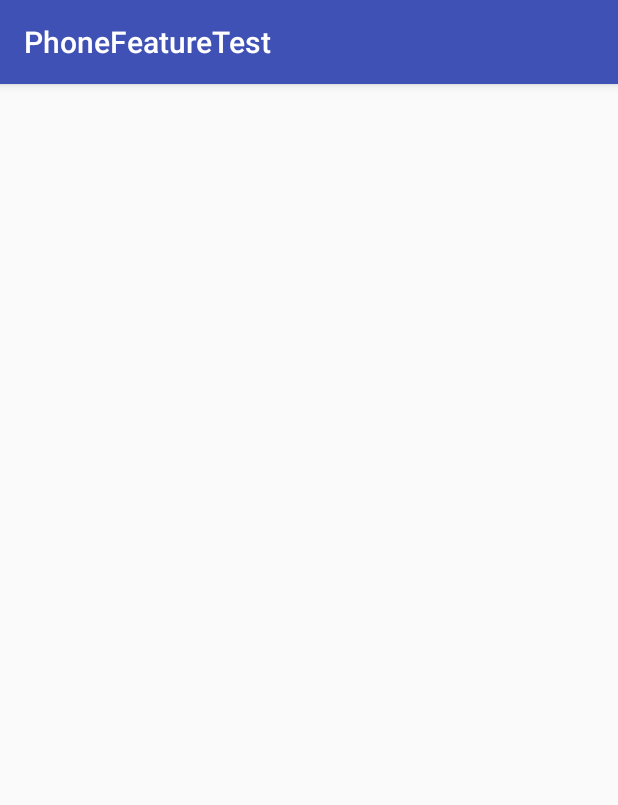
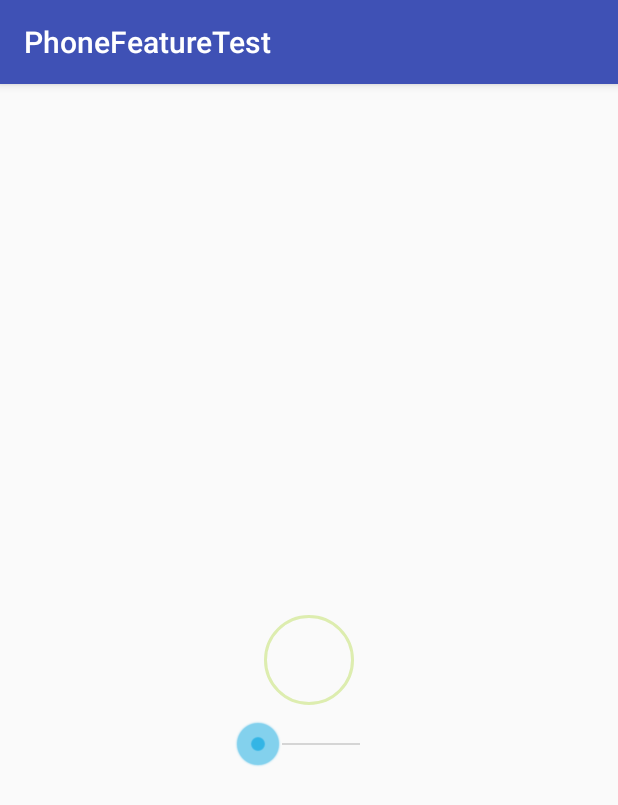
Before and after one commit to SummerRock/PhoneFeatureTest, an Android app: the ProgressBarTestActivity screen opened directly, with no data from a screen before it, on a phone screen of 412 x 824 dp. Shown: the top 805 px of the screen. Run offline under Robolectric (Android 15) with nearby library versions, the phone set to English and light mode, and no system bars.

Commit message:
add CircleProgressBar

```diff
--- a/app/src/main/java/com/example/yanxia/phonefeaturetest/testactivity/ProgressBarTestActivity.java
+++ b/app/src/main/java/com/example/yanxia/phonefeaturetest/testactivity/ProgressBarTestActivity.java
@@ -2,14 +2,39 @@ package com.example.yanxia.phonefeaturetest.testactivity;
 
 import android.support.v7.app.AppCompatActivity;
 import android.os.Bundle;
+import android.widget.SeekBar;
 
 import com.example.yanxia.phonefeaturetest.R;
+import com.example.yanxia.phonefeaturetest.widget.CircleProgressBar;
 
+/**
+ * @author yanxia-Mac
+ */
 public class ProgressBarTestActivity extends AppCompatActivity {
 
     @Override
     protected void onCreate(Bundle savedInstanceState) {
         super.onCreate(savedInstanceState);
         setContentView(R.layout.activity_progress_bar_test);
+
+        final CircleProgressBar circleProgressBar = findViewById(R.id.custom_progress_bar);
+
+        SeekBar seekBar = findViewById(R.id.test_seek_bar);
+        seekBar.setOnSeekBarChangeListener(new SeekBar.OnSeekBarChangeListener() {
+            @Override
+            public void onProgressChanged(SeekBar seekBar, int i, boolean b) {
+                circleProgressBar.setProgress(i);
+            }
+
+            @Override
+            public void onStartTrackingTouch(SeekBar seekBar) {
+
+            }
+
+            @Override
+            public void onStopTrackingTouch(SeekBar seekBar) {
+
+            }
+        });
     }
 }
--- /dev/null
+++ b/app/src/main/java/com/example/yanxia/phonefeaturetest/widget/CircleProgressBar.java
@@ -0,0 +1,209 @@
+/*
+ * Copyright (C) 2015 Pedramrn@gmail.com
+ *
+ *    Licensed under the Apache License, Version 2.0 (the "License");
+ *    you may not use this file except in compliance with the License.
+ *    You may obtain a copy of the License at
+ *
+ *        http://www.apache.org/licenses/LICENSE-2.0
+ *
+ *    Unless required by applicable law or agreed to in writing, software
+ *    distributed under the License is distributed on an "AS IS" BASIS,
+ *    WITHOUT WARRANTIES OR CONDITIONS OF ANY KIND, either express or implied.
+ *    See the License for the specific language governing permissions and
+ *    limitations under the License.
+ */
+
+package com.example.yanxia.phonefeaturetest.widget;
+
+import android.animation.ObjectAnimator;
+import android.content.Context;
+import android.content.res.TypedArray;
+import android.graphics.Canvas;
+import android.graphics.Color;
+import android.graphics.Paint;
+import android.graphics.RectF;
+import android.util.AttributeSet;
+import android.view.View;
+import android.view.animation.DecelerateInterpolator;
+
+import com.example.yanxia.phonefeaturetest.R;
+
+/**
+ * A subclass of {@link View} class for creating a custom circular progressBar
+ * <p>
+ *
+ * @author Pedram
+ * @date 2015-01-06
+ */
+public class CircleProgressBar extends View {
+
+    /**
+     * ProgressBar's line thickness
+     */
+    private float strokeWidth = 4;
+    private float progress = 0;
+    private int min = 0;
+    private int max = 100;
+    /**
+     * Start the progress at 12 o'clock
+     */
+    private int startAngle = -90;
+    private int color = Color.DKGRAY;
+    private RectF rectF;
+    private Paint backgroundPaint;
+    private Paint foregroundPaint;
+
+    public float getStrokeWidth() {
+        return strokeWidth;
+    }
+
+    public void setStrokeWidth(float strokeWidth) {
+        this.strokeWidth = strokeWidth;
+        backgroundPaint.setStrokeWidth(strokeWidth);
+        foregroundPaint.setStrokeWidth(strokeWidth);
+        invalidate();
+        requestLayout();//Because it should recalculate its bounds
+    }
+
+    public float getProgress() {
+        return progress;
+    }
+
+    public void setProgress(float progress) {
+        this.progress = progress;
+        invalidate();
+    }
+
+    public int getMin() {
+        return min;
+    }
+
+    public void setMin(int min) {
+        this.min = min;
+        invalidate();
+    }
+
+    public int getMax() {
+        return max;
+    }
+
+    public void setMax(int max) {
+        this.max = max;
+        invalidate();
+    }
+
+    public int getColor() {
+        return color;
+    }
+
+    public void setColor(int color) {
+        this.color = color;
+        backgroundPaint.setColor(adjustAlpha(color, 0.3f));
+        foregroundPaint.setColor(color);
+        invalidate();
+        requestLayout();
+    }
+
+    public CircleProgressBar(Context context, AttributeSet attrs) {
+        super(context, attrs);
+        init(context, attrs);
+    }
+
+    private void init(Context context, AttributeSet attrs) {
+        rectF = new RectF();
+        TypedArray typedArray = context.getTheme().obtainStyledAttributes(
+                attrs,
+                R.styleable.CircleProgressBar,
+                0, 0);
+        //Reading values from the XML layout
+        try {
+            strokeWidth = typedArray.getDimension(R.styleable.CircleProgressBar_progressBarThickness, strokeWidth);
+            progress = typedArray.getFloat(R.styleable.CircleProgressBar_progress, progress);
+            color = typedArray.getInt(R.styleable.CircleProgressBar_progressbarColor, color);
+            min = typedArray.getInt(R.styleable.CircleProgressBar_min, min);
+            max = typedArray.getInt(R.styleable.CircleProgressBar_max, max);
+        } finally {
+            typedArray.recycle();
+        }
+
+        backgroundPaint = new Paint(Paint.ANTI_ALIAS_FLAG);
+        backgroundPaint.setColor(adjustAlpha(color, 0.3f));
+        backgroundPaint.setStyle(Paint.Style.STROKE);
+        backgroundPaint.setStrokeWidth(strokeWidth);
+
+        foregroundPaint = new Paint(Paint.ANTI_ALIAS_FLAG);
+        foregroundPaint.setColor(color);
+        foregroundPaint.setStyle(Paint.Style.STROKE);
+        foregroundPaint.setStrokeWidth(strokeWidth);
+    }
+
+    @Override
+    protected void onDraw(Canvas canvas) {
+        super.onDraw(canvas);
+
+        canvas.drawOval(rectF, backgroundPaint);
+        float angle = 360 * progress / max;
+        canvas.drawArc(rectF, startAngle, angle, false, foregroundPaint);
+
+    }
+
+    @Override
+    protected void onMeasure(int widthMeasureSpec, int heightMeasureSpec) {
+
+        final int height = getDefaultSize(getSuggestedMinimumHeight(), heightMeasureSpec);
+        final int width = getDefaultSize(getSuggestedMinimumWidth(), widthMeasureSpec);
+        final int min = Math.min(width, height);
+        setMeasuredDimension(min, min);
+        rectF.set(0 + strokeWidth / 2, 0 + strokeWidth / 2, min - strokeWidth / 2, min - strokeWidth / 2);
+    }
+
+    /**
+     * Lighten the given color by the factor
+     *
+     * @param color  The color to lighten
+     * @param factor 0 to 4
+     * @return A brighter color
+     */
+    public int lightenColor(int color, float factor) {
+        float r = Color.red(color) * factor;
+        float g = Color.green(color) * factor;
+        float b = Color.blue(color) * factor;
+        int ir = Math.min(255, (int) r);
+        int ig = Math.min(255, (int) g);
+        int ib = Math.min(255, (int) b);
+        int ia = Color.alpha(color);
+        return (Color.argb(ia, ir, ig, ib));
+    }
+
+    /**
+     * Transparent the given color by the factor
+     * The more the factor closer to zero the more the color gets transparent
+     *
+     * @param color  The color to transparent
+     * @param factor 1.0f to 0.0f
+     * @return int - A transplanted color
+     */
+    public int adjustAlpha(int color, float factor) {
+        int alpha = Math.round(Color.alpha(color) * factor);
+        int red = Color.red(color);
+        int green = Color.green(color);
+        int blue = Color.blue(color);
+        return Color.argb(alpha, red, green, blue);
+    }
+
+    /**
+     * Set the progress with an animation.
+     * Note that the {@link ObjectAnimator} Class automatically set the progress
+     * so don't call the {@link CircleProgressBar#setProgress(float)} directly within this method.
+     *
+     * @param progress The progress it should animate to it.
+     */
+    public void setProgressWithAnimation(float progress) {
+
+        ObjectAnimator objectAnimator = ObjectAnimator.ofFloat(this, "progress", progress);
+        objectAnimator.setDuration(1500);
+        objectAnimator.setInterpolator(new DecelerateInterpolator());
+        objectAnimator.start();
+    }
+}
--- a/app/src/main/res/layout/activity_progress_bar_test.xml
+++ b/app/src/main/res/layout/activity_progress_bar_test.xml
@@ -7,4 +7,24 @@
     tools:context=".testactivity.ProgressBarTestActivity">
 
 
+    <com.example.yanxia.phonefeaturetest.widget.CircleProgressBar
+        android:id="@+id/custom_progress_bar"
+        android:layout_width="60dp"
+        android:layout_height="60dp"
+        android:layout_centerInParent="true"
+        app:max="100"
+        app:min="0"
+        app:progressBarThickness="2dp"
+        app:progressbarColor="@android:color/holo_green_light" />
+
+    <android.support.v7.widget.AppCompatSeekBar
+        android:id="@+id/test_seek_bar"
+        style="@android:style/Widget.Holo.SeekBar"
+        android:layout_width="100dp"
+        android:layout_height="wrap_content"
+        android:layout_below="@+id/custom_progress_bar"
+        android:layout_centerHorizontal="true"
+        android:layout_marginTop="10dp"
+        android:max="100"
+        android:min="0" />
 </RelativeLayout>
```
Also changed, not shown: app/src/main/res/values/attrs.xml (+8 -0 lines).
